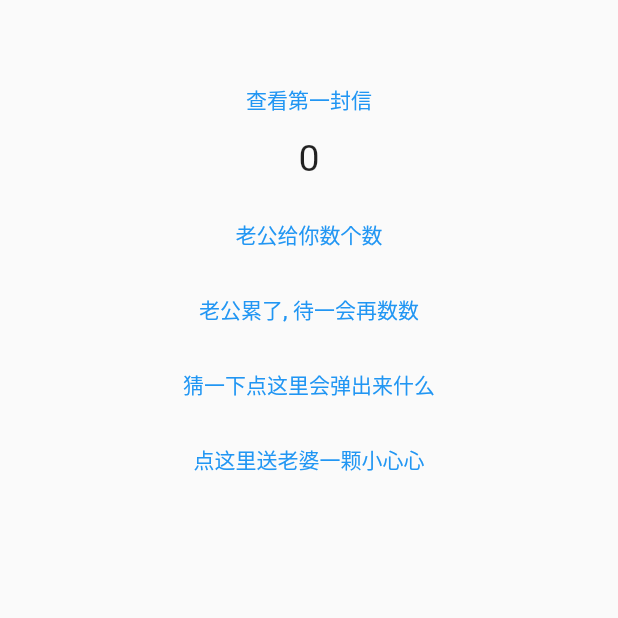
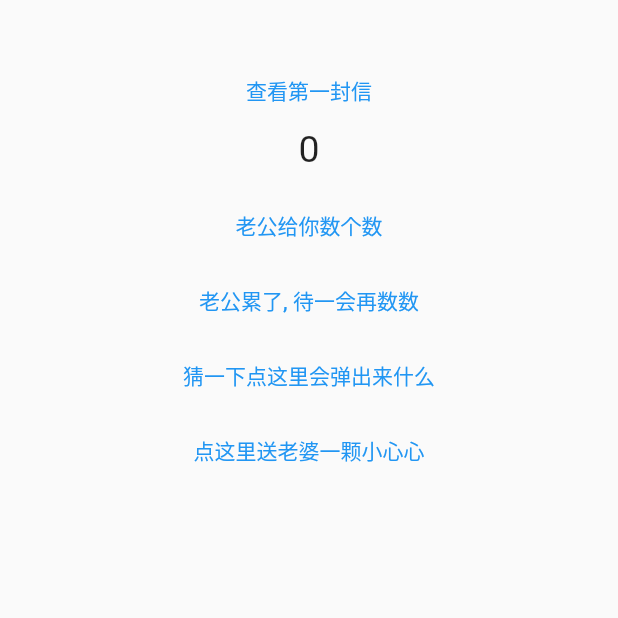
Before and after one commit to hhcme/flutter_frame_hyc, a Flutter app: the screen it shows after launch, on a phone screen of 412 x 824 dp, the top half of it. Run offline on Flutter 3.47's test engine with Material 2 defaults, Android fonts, the phone set to English and light mode, and no system bars; our stand-ins replace get_storage.

Commit message:
删除path_provider依赖,全局适配比例改为iphone14比例

```diff
--- a/lib/src/widget/screen_util.dart
+++ b/lib/src/widget/screen_util.dart
@@ -65,8 +65,9 @@ class _ScreenWidgetState extends State<ScreenWidget> with WidgetsBindingObserver
 /// [_textScaleFactor] 字体的缩放比例
 class ScreenUtil {
   static ScreenUtil _instance = ScreenUtil._();
-  static int width = 1000; //设计稿宽度
-  static int height = 2111; //设计稿高度
+  /// 这里是iphone14的屏幕分辨率
+  static int width = 1170; //设计稿宽度
+  static int height = 2532; //设计稿高度
   static double? _deviceWidth; //实际设备宽度
   static double? _deviceHeight; //实际设备高度
   static double? _textScaleFactor; //字体的缩放比例
--- a/pubspec.yaml
+++ b/pubspec.yaml
@@ -9,7 +9,6 @@ dependencies:
   flutter:
     sdk: flutter
   get_storage: 2.1.1
-  path_provider: 2.0.14
   permission_handler: 10.2.0
 dev_dependencies:
   flutter_test:
```
